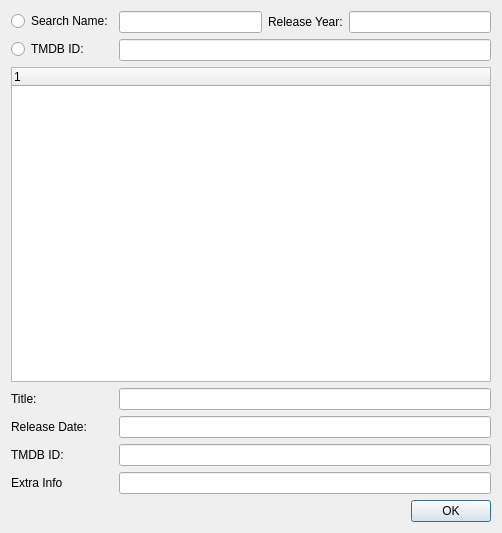
Old version of the form MainWindow/SelectTMDB.ui in the repository towel42-com/MediaManager.
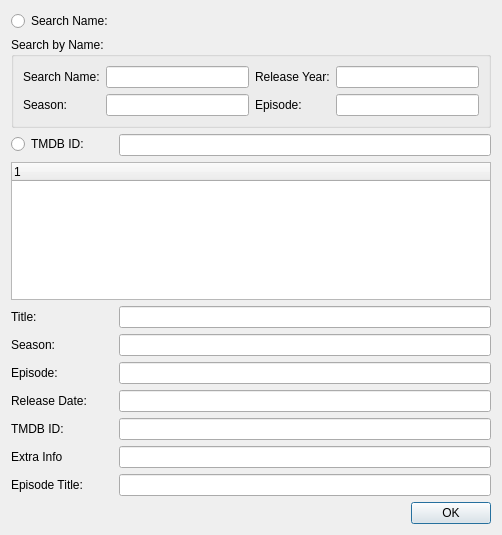
New version of the form. Custom widgets are drawn as their Qt base class.

```diff
--- a/MainWindow/SelectTMDB.ui
+++ b/MainWindow/SelectTMDB.ui
@@ -7,7 +7,7 @@
     <x>0</x>
     <y>0</y>
     <width>502</width>
-    <height>533</height>
+    <height>535</height>
    </rect>
   </property>
   <property name="windowTitle">
@@ -21,34 +21,66 @@
      </property>
     </widget>
    </item>
-   <item row="0" column="1">
-    <layout class="QHBoxLayout" name="horizontalLayout">
-     <item>
-      <widget class="CDelayLineEdit" name="searchText"/>
-     </item>
-     <item>
-      <widget class="QLabel" name="label_2">
-       <property name="text">
-        <string>Release Year:</string>
-       </property>
-      </widget>
-     </item>
-     <item>
-      <widget class="CDelayLineEdit" name="releaseYear"/>
-     </item>
-    </layout>
+   <item row="1" column="0" colspan="2">
+    <widget class="QGroupBox" name="byNameGroupBox">
+     <property name="title">
+      <string>Search by Name:</string>
+     </property>
+     <layout class="QGridLayout" name="gridLayout">
+      <item row="0" column="1">
+       <widget class="CDelayLineEdit" name="searchName"/>
+      </item>
+      <item row="0" column="0">
+       <widget class="QLabel" name="label_5">
+        <property name="text">
+         <string>Search Name:</string>
+        </property>
+       </widget>
+      </item>
+      <item row="0" column="3">
+       <widget class="CDelayLineEdit" name="releaseYear"/>
+      </item>
+      <item row="0" column="2">
+       <widget class="QLabel" name="label_2">
+        <property name="text">
+         <string>Release Year:</string>
+        </property>
+       </widget>
+      </item>
+      <item row="1" column="0">
+       <widget class="QLabel" name="label_7">
+        <property name="text">
+         <string>Season:</string>
+        </property>
+       </widget>
+      </item>
+      <item row="1" column="1">
+       <widget class="CDelayLineEdit" name="searchSeason"/>
+      </item>
+      <item row="1" column="2">
+       <widget class="QLabel" name="label_8">
+        <property name="text">
+         <string>Episode:</string>
+        </property>
+       </widget>
+      </item>
+      <item row="1" column="3">
+       <widget class="CDelayLineEdit" name="searchEpisode"/>
+      </item>
+     </layout>
+    </widget>
    </item>
-   <item row="1" column="0">
+   <item row="2" column="0">
     <widget class="QRadioButton" name="byTMDBID">
      <property name="text">
       <string>TMDB ID:</string>
      </property>
     </widget>
    </item>
-   <item row="1" column="1">
+   <item row="2" column="1">
     <widget class="CDelayLineEdit" name="tmdbid"/>
    </item>
-   <item row="2" column="0" colspan="2">
+   <item row="3" column="0" colspan="2">
     <widget class="QTreeWidget" name="results">
      <column>
       <property name="text">
@@ -57,41 +89,77 @@
      </column>
     </widget>
    </item>
-   <item row="3" column="0">
+   <item row="4" column="0">
     <widget class="QLabel" name="label_4">
      <property name="text">
       <string>Title:</string>
      </property>
     </widget>
    </item>
-   <item row="3" column="1">
+   <item row="4" column="1">
     <widget class="QLineEdit" name="resultTitle"/>
    </item>
-   <item row="4" column="0">
+   <item row="5" column="0">
+    <widget class="QLabel" name="label_9">
+     <property name="text">
+      <string>Season:</string>
+     </property>
+    </widget>
+   </item>
+   <item row="5" column="1">
+    <widget class="QLineEdit" name="resultSeason"/>
+   </item>
+   <item row="6" column="0">
+    <widget class="QLabel" name="label_10">
+     <property name="text">
+      <string>Episode:</string>
+     </property>
+    </widget>
+   </item>
+   <item row="6" column="1">
+    <widget class="QLineEdit" name="resultEpisode"/>
+   </item>
+   <item row="7" column="0">
     <widget class="QLabel" name="label">
      <property name="text">
       <string>Release Date:</string>
      </property>
     </widget>
    </item>
-   <item row="4" column="1">
+   <item row="7" column="1">
     <widget class="QLineEdit" name="resultReleaseDate"/>
    </item>
-   <item row="5" column="0">
+   <item row="8" column="0">
     <widget class="QLabel" name="label_3">
      <property name="text">
       <string>TMDB ID:</string>
      </property>
     </widget>
    </item>
-   <item row="6" column="0">
+   <item row="8" column="1">
+    <widget class="QLineEdit" name="resultTMDBID"/>
+   </item>
+   <item row="9" column="0">
     <widget class="QLabel" name="label_6">
      <property name="text">
       <string>Extra Info</string>
      </property>
     </widget>
    </item>
-   <item row="7" column="0" colspan="2">
+   <item row="9" column="1">
+    <widget class="QLineEdit" name="resultExtraInfo"/>
+   </item>
+   <item row="10" column="0">
+    <widget class="QLabel" name="label_11">
+     <property name="text">
+      <string>Episode Title:</string>
+     </property>
+    </widget>
+   </item>
+   <item row="10" column="1">
+    <widget class="QLineEdit" name="resultEpisodeTitle"/>
+   </item>
+   <item row="12" column="0" colspan="2">
     <widget class="QDialogButtonBox" name="buttonBox">
      <property name="orientation">
       <enum>Qt::Horizontal</enum>
@@ -101,12 +169,6 @@
      </property>
     </widget>
    </item>
-   <item row="5" column="1">
-    <widget class="QLineEdit" name="resultTMDBID"/>
-   </item>
-   <item row="6" column="1">
-    <widget class="QLineEdit" name="resultExtraInfo"/>
-   </item>
   </layout>
  </widget>
  <customwidgets>
```
Left out of the diff: 17 changed lines with no effect on the pictures.
